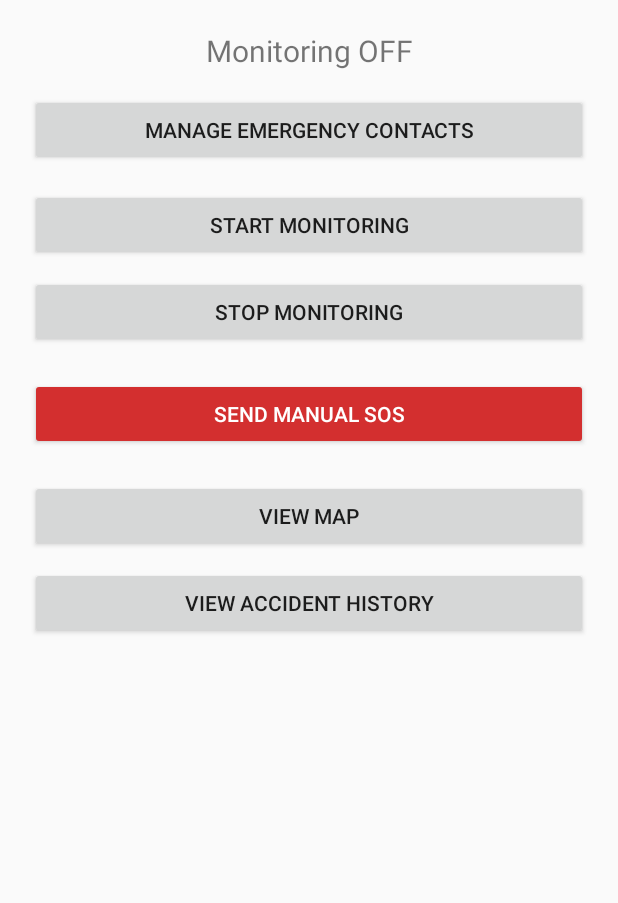
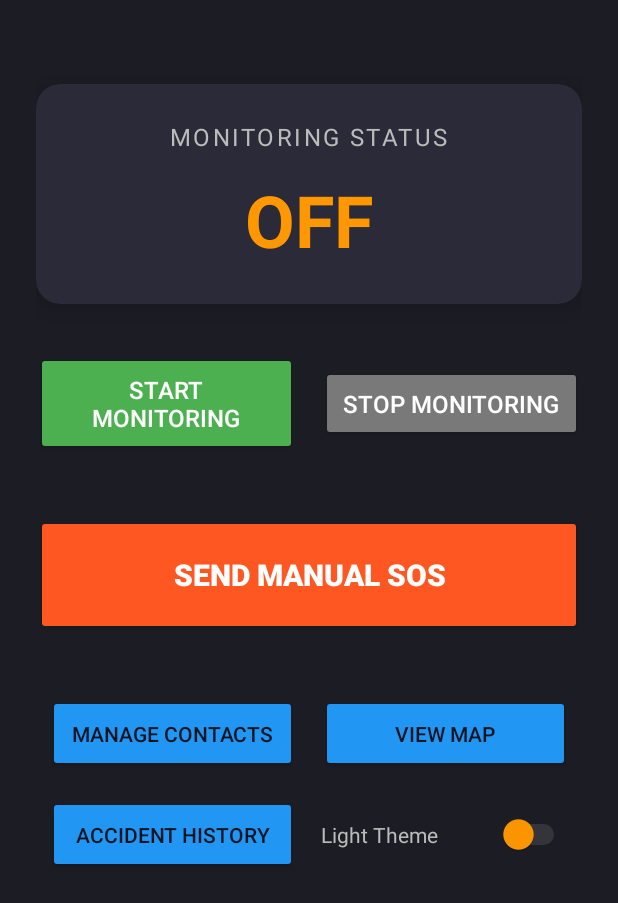
Before and after one commit to vaibhav1501338/VitaGuard2.0, an Android app: the screen it shows after launch (MainActivity), on a phone screen of 412 x 824 dp. Shown: the top 903 px of the screen. Run offline under Robolectric (Android 15) with nearby library versions, the phone set to English and light mode, and no system bars.

Commit message:
Initial commit

```diff
--- a/app/src/main/AndroidManifest.xml
+++ b/app/src/main/AndroidManifest.xml
@@ -38,17 +38,11 @@
             </intent-filter>
         </activity>
 
-        <!-- NEW ACTIVITY REGISTRATION: Set as dialog and show on lock screen -->
-        <activity
-            android:name=".AlertActivity"
-            android:theme="@style/Theme.AppCompat.Dialog"
-            android:showOnLockScreen="true"
-            android:exported="false"/>
-
         <activity android:name=".MapActivity" />
         <activity android:name=".AccidentHistoryActivity" />
         <activity android:name=".EmergencyContactsActivity" />
 
+        <!-- FIX: Using the single, compatible 'location' flag to bypass the AAPT error -->
         <service
             android:name=".SensorService"
             android:foregroundServiceType="location"
--- a/app/src/main/java/com/example/vitaguard/MainActivity.kt
+++ b/app/src/main/java/com/example/vitaguard/MainActivity.kt
@@ -4,6 +4,7 @@ import android.Manifest
 import android.content.Context
 import android.content.Intent
 import android.content.pm.PackageManager
+import android.graphics.Color
 import android.os.Build
 import android.os.Bundle
 import android.widget.Toast
@@ -12,17 +13,28 @@ import androidx.core.app.ActivityCompat
 import androidx.core.content.ContextCompat
 import com.example.vitaguard.databinding.ActivityMainBinding
 import com.google.android.gms.location.LocationServices
+import android.widget.TextView // ADDED import for TextView
 
 class MainActivity : AppCompatActivity() {
     private lateinit var binding: ActivityMainBinding
     private val PERMISSION_REQUEST_CODE = 101
+
+    // Constants for theme colors
+    private val DARK_BG = Color.parseColor("#1C1C24")
+    private val LIGHT_BG = Color.parseColor("#F5F5F5")
+    private val DARK_CARD = Color.parseColor("#2A2A38")
+    private val LIGHT_CARD = Color.parseColor("#FFFFFF")
+    private val DARK_TEXT = Color.parseColor("#BBBBBB")
+    private val LIGHT_TEXT = Color.parseColor("#1C1C24")
 
     override fun onCreate(savedInstanceState: Bundle?) {
         super.onCreate(savedInstanceState)
         binding = ActivityMainBinding.inflate(layoutInflater)
         setContentView(binding.root)
 
-        // Request permissions immediately when the app starts
+        // Apply theme immediately (defaulting to dark)
+        applyTheme(false)
+
         checkAndRequestPermissions()
 
         binding.startButton.setOnClickListener {
@@ -51,6 +63,29 @@ class MainActivity : AppCompatActivity() {
         binding.btnManageContacts.setOnClickListener {
             startActivity(Intent(this, EmergencyContactsActivity::class.java))
         }
+
+        // NEW: Theme Switch Listener
+        binding.themeSwitch.setOnCheckedChangeListener { _, isChecked ->
+            applyTheme(isChecked)
+        }
+    }
+
+    // NEW: Theme application logic
+    private fun applyTheme(isLight: Boolean) {
+        // Change Main Background
+        binding.mainLayout.setBackgroundColor(if (isLight) LIGHT_BG else DARK_BG)
+
+        // Change Card Background
+        binding.statusCard.setCardBackgroundColor(if (isLight) LIGHT_CARD else DARK_CARD)
+
+        // Change Text Colors
+        // FIX 1: Use binding.statusText to reference the status TextView directly
+        binding.statusText.setTextColor(if (isLight) Color.parseColor("#C62828") else Color.parseColor("#FF9800"))
+
+        // FIX 2: Correctly reference the TextView inside the LinearLayout within the CardView.
+        // The original logic was incorrect and has been simplified by removing the duplicate CardView find.
+        binding.themeSwitch.setTextColor(if (isLight) LIGHT_TEXT else DARK_TEXT)
+        binding.themeSwitch.text = if (isLight) "Dark Theme" else "Light Theme"
     }
 
     private fun sendManualSOS() {
--- a/app/src/main/java/com/example/vitaguard/SensorService.kt
+++ b/app/src/main/java/com/example/vitaguard/SensorService.kt
@@ -34,8 +34,8 @@ class SensorService : Service(), SensorEventListener {
     private val NOTIFICATION_ID = 1
     private val NOTIFICATION_CHANNEL_ID = "SensorServiceChannel"
 
-    private val LOW_THRESHOLD = 30.0
-    private val HIGH_THRESHOLD = 45.0
+    private val LOW_THRESHOLD = 40.0
+    private val HIGH_THRESHOLD = 50.0
     private val COOLDOWN_TIME = 60000L
 
     private var isSosSent = false
--- a/app/src/main/res/layout/activity_main.xml
+++ b/app/src/main/res/layout/activity_main.xml
@@ -1,71 +1,170 @@
 <?xml version="1.0" encoding="utf-8"?>
+<androidx.constraintlayout.widget.ConstraintLayout
+    xmlns:android="http://schemas.android.com/apk/res/android"
+    xmlns:app="http://schemas.android.com/apk/res-auto"
+    android:id="@+id/mainLayout"
+    android:layout_width="match_parent"
+    android:layout_height="match_parent"
+    android:padding="24dp"
+    android:background="#1C1C24">
+
+    <!-- Status Indicator Card -->
+    <androidx.cardview.widget.CardView
+        android:id="@+id/statusCard"
+        android:layout_width="0dp"
+        android:layout_height="wrap_content"
+        android:layout_marginTop="32dp"
+        app:cardCornerRadius="16dp"
+        app:cardElevation="10dp"
+        app:cardBackgroundColor="#2A2A38"
+        app:layout_constraintTop_toTopOf="parent"
+        app:layout_constraintStart_toStartOf="parent"
+        app:layout_constraintEnd_toEndOf="parent">
+
         <LinearLayout
-    xmlns:android="http://schemas.android.com/apk/res/android"
+            android:layout_width="match_parent"
+            android:layout_height="wrap_content"
             android:orientation="vertical"
-    android:padding="20dp"
-    android:gravity="center_horizontal"
-    android:layout_width="match_parent"
-    android:layout_height="match_parent">
+            android:gravity="center"
+            android:padding="24dp">
 
-    <!-- Status Text -->
+            <TextView
+                android:layout_width="wrap_content"
+                android:layout_height="wrap_content"
+                android:text="MONITORING STATUS"
+                android:textSize="16sp"
+                android:textColor="#BBBBBB"
+                android:letterSpacing="0.1"
+                android:layout_marginBottom="12dp"/>
+
             <TextView
                 android:id="@+id/statusText"
-        android:text="Monitoring OFF"
+                android:layout_width="wrap_content"
+                android:layout_height="wrap_content"
+                android:text="OFF"
+                android:textSize="48sp"
+                android:textStyle="bold"
+                android:textColor="#FF9800"/>
+        </LinearLayout>
+    </androidx.cardview.widget.CardView>
+
+    <!-- Start/Stop Monitoring Buttons -->
+    <LinearLayout
+        android:id="@+id/monitoringControls"
+        android:layout_width="0dp"
+        android:layout_height="wrap_content"
+        android:orientation="horizontal"
+        android:gravity="center"
+        android:layout_marginTop="32dp"
+        app:layout_constraintTop_toBottomOf="@id/statusCard"
+        app:layout_constraintStart_toStartOf="parent"
+        app:layout_constraintEnd_toEndOf="parent">
+
+        <Button
+            android:id="@+id/startButton"
+            android:layout_width="0dp"
+            android:layout_weight="1"
+            android:layout_height="wrap_content"
+            android:text="Start Monitoring"
+            android:backgroundTint="#4CAF50"
+            android:textColor="@android:color/white"
+            android:paddingVertical="14dp"
+            android:textSize="16sp"
+            android:layout_marginEnd="8dp"/>
+
+        <Button
+            android:id="@+id/stopButton"
+            android:layout_width="0dp"
+            android:layout_weight="1"
+            android:layout_height="wrap_content"
+            android:text="Stop Monitoring"
+            android:backgroundTint="#797979"
+            android:textColor="@android:color/white"
+            android:paddingVertical="14dp"
+            android:textSize="16sp"
+            android:layout_marginStart="8dp"/>
+    </LinearLayout>
+
+    <!-- Manual SOS Button (High Importance) -->
+    <Button
+        android:id="@+id/btnManualSos"
+        android:layout_width="0dp"
+        android:layout_height="80dp"
+        android:text="SEND MANUAL SOS"
         android:textSize="20sp"
-        android:gravity="center"
-        android:layout_marginBottom="15dp"
-        android:layout_width="match_parent"
-        android:layout_height="wrap_content"/>
+        android:textStyle="bold"
+        android:backgroundTint="#FF5722"
+        android:textColor="@android:color/white"
+        android:layout_marginTop="40dp"
+        app:layout_constraintTop_toBottomOf="@id/monitoringControls"
+        app:layout_constraintStart_toStartOf="parent"
+        app:layout_constraintEnd_toEndOf="parent"/>
 
-    <!-- Button to manage multiple emergency contacts -->
+    <!-- Utility Button Grid -->
+    <GridLayout
+        android:layout_width="0dp"
+        android:layout_height="wrap_content"
+        android:columnCount="2"
+        android:rowCount="2"
+        android:layout_marginTop="32dp"
+        app:layout_constraintTop_toBottomOf="@id/btnManualSos"
+        app:layout_constraintStart_toStartOf="parent"
+        app:layout_constraintEnd_toEndOf="parent">
+
+        <!-- Manage Contacts Button -->
         <Button
             android:id="@+id/btnManageContacts"
-        android:layout_width="match_parent"
+            android:layout_width="0dp"
             android:layout_height="wrap_content"
-        android:text="Manage Emergency Contacts"
-        android:layout_marginBottom="15dp"
-        />
-
-    <!-- Start Monitoring Button -->
-    <Button
-        android:id="@+id/startButton"
-        android:text="Start Monitoring"
-        android:layout_width="match_parent"
-        android:layout_height="wrap_content"/>
-
-    <!-- Stop Monitoring Button -->
-    <Button
-        android:id="@+id/stopButton"
-        android:text="Stop Monitoring"
-        android:layout_marginTop="10dp"
-        android:layout_width="match_parent"
-        android:layout_height="wrap_content"/>
-
-    <!-- Manual SOS Button -->
-    <Button
-        android:id="@+id/btnManualSos"
-        android:layout_width="match_parent"
-        android:layout_height="wrap_content"
-        android:text="SEND MANUAL SOS"
-        android:backgroundTint="#D32F2F"
-        android:textColor="@android:color/white"
-        android:layout_marginTop="20dp"
-        />
+            android:text="Manage Contacts"
+            android:backgroundTint="#2196F3"
+            android:layout_columnWeight="1"
+            android:layout_rowWeight="1"
+            android:layout_margin="8dp"
+            android:paddingVertical="16dp"
+            android:textSize="14sp"/>
 
         <!-- View Map Button -->
         <Button
             android:id="@+id/btnOpenMap"
+            android:layout_width="0dp"
+            android:layout_height="wrap_content"
             android:text="View Map"
-        android:layout_marginTop="20dp"
-        android:layout_width="match_parent"
-        android:layout_height="wrap_content"/>
+            android:backgroundTint="#2196F3"
+            android:layout_columnWeight="1"
+            android:layout_rowWeight="1"
+            android:layout_margin="8dp"
+            android:paddingVertical="16dp"
+            android:textSize="14sp"/>
 
         <!-- View Accident History Button -->
         <Button
             android:id="@+id/btnAccidentHistory"
-        android:text="View Accident History"
-        android:layout_marginTop="10dp"
-        android:layout_width="match_parent"
-        android:layout_height="wrap_content"/>
+            android:layout_width="0dp"
+            android:layout_height="wrap_content"
+            android:text="Accident History"
+            android:backgroundTint="#2196F3"
+            android:layout_columnWeight="1"
+            android:layout_rowWeight="1"
+            android:layout_margin="8dp"
+            android:paddingVertical="16dp"
+            android:textSize="14sp"/>
 
-</LinearLayout>
+        <!-- NEW: Theme Switch Control -->
+        <Switch
+            android:id="@+id/themeSwitch"
+            android:layout_width="0dp"
+            android:layout_height="wrap_content"
+            android:text="Light Theme"
+            android:textColor="#BBBBBB"
+            android:layout_columnWeight="1"
+            android:layout_rowWeight="1"
+            android:layout_margin="8dp"
+            android:paddingVertical="16dp"
+            android:textSize="14sp"
+            android:thumbTint="#FF9800"
+            android:trackTint="#797979" />
+
+    </GridLayout>
+
+</androidx.constraintlayout.widget.ConstraintLayout>
```
Lines whose indentation alone changed are shown as unchanged.
